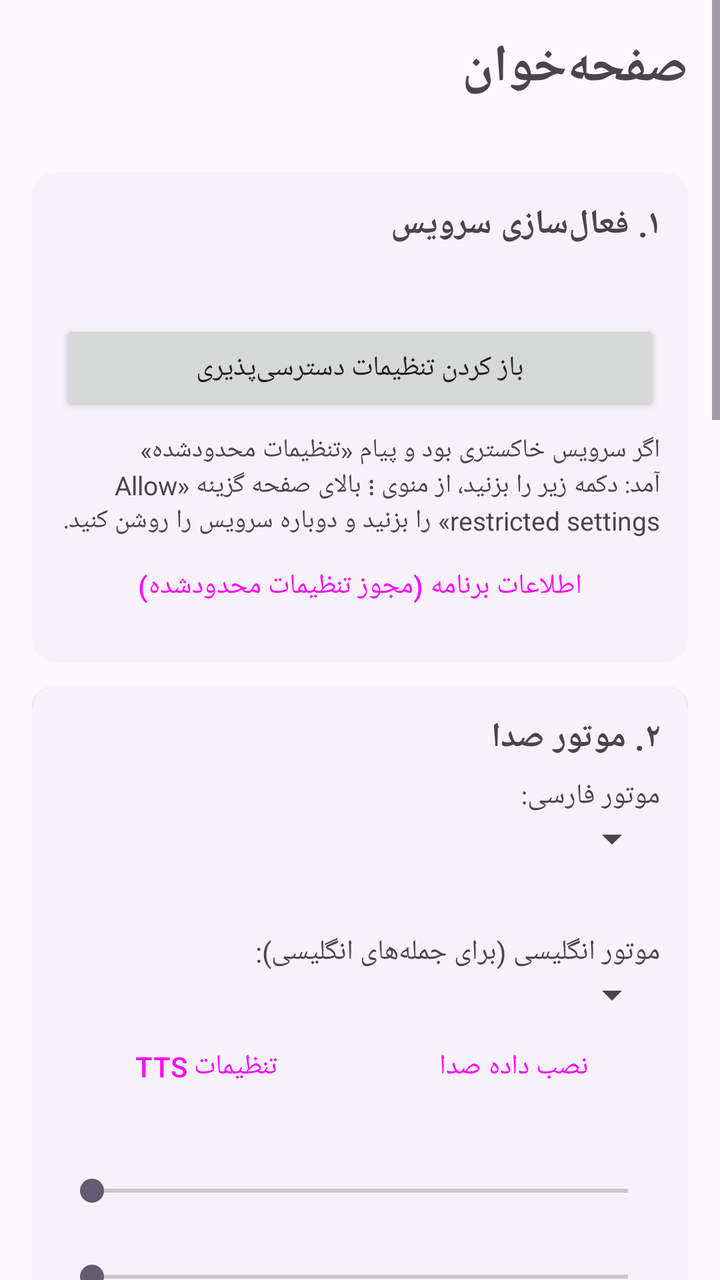
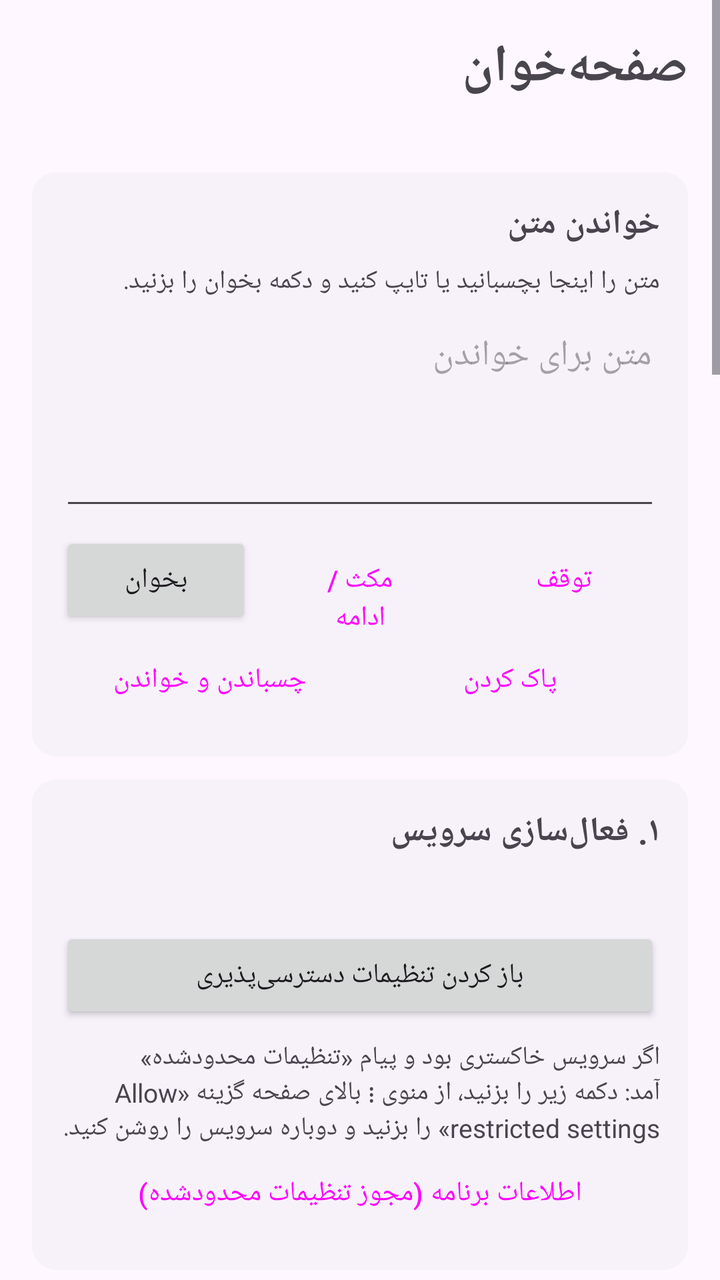

Compare the two renders of this Android layout. The source of the first and the diff that turns it into the second are given below.
<!-- AndroidManifest.xml: application theme Theme.Reader -->
<!-- res/layout/activity_main.xml -->
<?xml version="1.0" encoding="utf-8"?>
<ScrollView xmlns:android="http://schemas.android.com/apk/res/android"
    android:layout_width="match_parent"
    android:layout_height="match_parent"
    android:fitsSystemWindows="true"
    android:layoutDirection="rtl">

    <LinearLayout
        android:layout_width="match_parent"
        android:layout_height="wrap_content"
        android:orientation="vertical"
        android:padding="16dp">

        <TextView
            android:layout_width="match_parent"
            android:layout_height="wrap_content"
            android:text="@string/app_name"
            android:textSize="26sp"
            android:textStyle="bold"
            android:paddingBottom="4dp" />

        <TextView
            android:id="@+id/tvVersion"
            android:layout_width="match_parent"
            android:layout_height="wrap_content"
            android:textSize="14sp"
            android:paddingBottom="12dp" />

        
        <com.google.android.material.card.MaterialCardView style="@style/Card">
            <LinearLayout style="@style/CardBody">
                <TextView style="@style/CardTitle" android:text="۱. فعال‌سازی سرویس" />
                <TextView android:id="@+id/tvService"
                    android:layout_width="match_parent" android:layout_height="wrap_content"
                    android:textSize="15sp" android:paddingBottom="8dp" />
                <Button android:id="@+id/btnAccessibility"
                    android:layout_width="match_parent" android:layout_height="wrap_content"
                    android:text="باز کردن تنظیمات دسترسی‌پذیری" />
                <TextView
                    android:layout_width="match_parent" android:layout_height="wrap_content"
                    android:textSize="13sp" android:paddingTop="8dp"
                    android:text="اگر سرویس خاکستری بود و پیام «تنظیمات محدودشده» آمد: دکمه زیر را بزنید، از منوی ⋮ بالای صفحه گزینه «Allow restricted settings» را بزنید و دوباره سرویس را روشن کنید." />
                <Button android:id="@+id/btnAppInfo"
                    style="@style/Widget.Material3.Button.OutlinedButton"
                    android:layout_width="match_parent" android:layout_height="wrap_content"
                    android:text="اطلاعات برنامه (مجوز تنظیمات محدودشده)" />
            </LinearLayout>
        </com.google.android.material.card.MaterialCardView>

        
        <com.google.android.material.card.MaterialCardView style="@style/Card">
            <LinearLayout style="@style/CardBody">
                <TextView style="@style/CardTitle" android:text="۲. موتور صدا" />
                <TextView android:layout_width="match_parent" android:layout_height="wrap_content"
                    android:text="موتور فارسی:" android:textSize="14sp" />
                <Spinner android:id="@+id/spEngine"
                    android:layout_width="match_parent" android:layout_height="wrap_content" />
                <TextView android:id="@+id/tvLang"
                    android:layout_width="match_parent" android:layout_height="wrap_content"
                    android:textSize="14sp" android:paddingTop="6dp" android:paddingBottom="6dp" />
                <TextView android:layout_width="match_parent" android:layout_height="wrap_content"
                    android:text="موتور انگلیسی (برای جمله‌های انگلیسی):" android:textSize="14sp"
                    android:paddingTop="4dp" />
                <Spinner android:id="@+id/spEngineEn"
                    android:layout_width="match_parent" android:layout_height="wrap_content"
                    android:paddingBottom="6dp" />
                <LinearLayout android:layout_width="match_parent" android:layout_height="wrap_content"
                    android:orientation="horizontal">
                    <Button android:id="@+id/btnTtsSettings"
                        style="@style/Widget.Material3.Button.OutlinedButton"
                        android:layout_width="0dp" android:layout_weight="1"
                        android:layout_height="wrap_content" android:text="تنظیمات TTS" />
                    <Button android:id="@+id/btnInstallVoice"
                        style="@style/Widget.Material3.Button.OutlinedButton"
                        android:layout_width="0dp" android:layout_weight="1"
                        android:layout_marginStart="8dp"
                        android:layout_height="wrap_content" android:text="نصب داده صدا" />
                </LinearLayout>
                <TextView android:id="@+id/tvRate"
                    android:layout_width="match_parent" android:layout_height="wrap_content"
                    android:paddingTop="10dp" />
                <SeekBar android:id="@+id/sbRate"
                    android:layout_width="match_parent" android:layout_height="wrap_content"
                    android:max="30" />
                <TextView android:id="@+id/tvPitch"
                    android:layout_width="match_parent" android:layout_height="wrap_content"
                    android:paddingTop="6dp" />
                <SeekBar android:id="@+id/sbPitch"
                    android:layout_width="match_parent" android:layout_height="wrap_content"
                    android:max="30" />
            </LinearLayout>
        </com.google.android.material.card.MaterialCardView>

        
        <com.google.android.material.card.MaterialCardView style="@style/Card">
            <LinearLayout style="@style/CardBody">
                <TextView style="@style/CardTitle" android:text="صدای ابری (Gemini TTS)" />
                <com.google.android.material.materialswitch.MaterialSwitch android:id="@+id/swCloud"
                    android:layout_width="match_parent" android:layout_height="wrap_content"
                    android:text="استفاده از صدای ابری به‌جای موتور گوشی" />
                <TextView
                    android:layout_width="match_parent" android:layout_height="wrap_content"
                    android:textSize="13sp" android:paddingTop="4dp" android:paddingBottom="6dp"
                    android:text="کیفیت خیلی طبیعی‌تر، ولی نیاز به اینترنت و کلید API از aistudio.google.com دارد و متن صفحه برای خوانده‌شدن به سرور گوگل فرستاده می‌شود." />
                <EditText android:id="@+id/etApiKey"
                    android:layout_width="match_parent" android:layout_height="wrap_content"
                    android:hint="کلید API" android:inputType="textPassword"
                    android:layoutDirection="ltr" android:textDirection="ltr" />
                <TextView android:layout_width="match_parent" android:layout_height="wrap_content"
                    android:text="صدا:" android:textSize="14sp" android:paddingTop="6dp" />
                <Spinner android:id="@+id/spVoice"
                    android:layout_width="match_parent" android:layout_height="wrap_content" />
                <EditText android:id="@+id/etModel"
                    android:layout_width="match_parent" android:layout_height="wrap_content"
                    android:hint="نام مدل" android:inputType="text"
                    android:layoutDirection="ltr" android:textDirection="ltr" />
                <EditText android:id="@+id/etStyle"
                    android:layout_width="match_parent" android:layout_height="wrap_content"
                    android:hint="لحن خواندن (اختیاری)" android:inputType="textMultiLine" />
            </LinearLayout>
        </com.google.android.material.card.MaterialCardView>

        
        <com.google.android.material.card.MaterialCardView style="@style/Card">
            <LinearLayout style="@style/CardBody">
                <TextView style="@style/CardTitle" android:text="۳. زبان تشخیص متن از تصویر (🔍)" />
                <RadioGroup android:id="@+id/rgOcr"
                    android:layout_width="match_parent" android:layout_height="wrap_content">
                    <RadioButton android:id="@+id/rbFas"
                        android:layout_width="wrap_content" android:layout_height="wrap_content"
                        android:text="فقط فارسی (سریع‌تر)" />
                    <RadioButton android:id="@+id/rbFasEng"
                        android:layout_width="wrap_content" android:layout_height="wrap_content"
                        android:text="فارسی + انگلیسی" />
                    <RadioButton android:id="@+id/rbEng"
                        android:layout_width="wrap_content" android:layout_height="wrap_content"
                        android:text="فقط انگلیسی" />
                </RadioGroup>
            </LinearLayout>
        </com.google.android.material.card.MaterialCardView>

        
        <com.google.android.material.card.MaterialCardView style="@style/Card">
            <LinearLayout style="@style/CardBody">
                <TextView style="@style/CardTitle" android:text="۴. گزینه‌ها" />
                <com.google.android.material.materialswitch.MaterialSwitch android:id="@+id/swPanel"
                    android:layout_width="match_parent" android:layout_height="wrap_content"
                    android:text="نمایش دکمه شناور" />
                <com.google.android.material.materialswitch.MaterialSwitch android:id="@+id/swContinuous"
                    android:layout_width="match_parent" android:layout_height="wrap_content"
                    android:text="خواندن پیوسته (اسکرول خودکار تا انتهای صفحه/کتاب)" />
                <com.google.android.material.materialswitch.MaterialSwitch android:id="@+id/swSkipButtons"
                    android:layout_width="match_parent" android:layout_height="wrap_content"
                    android:text="نخواندن دکمه‌ها و آیکون‌ها" />
                <com.google.android.material.materialswitch.MaterialSwitch android:id="@+id/swAutoLang"
                    android:layout_width="match_parent" android:layout_height="wrap_content"
                    android:text="جمله‌های انگلیسی با صدای انگلیسی" />
            </LinearLayout>
        </com.google.android.material.card.MaterialCardView>

        
        <com.google.android.material.card.MaterialCardView style="@style/Card">
            <LinearLayout style="@style/CardBody">
                <TextView style="@style/CardTitle" android:text="۵. آزمایش صدا" />
                <EditText android:id="@+id/etTest"
                    android:layout_width="match_parent" android:layout_height="wrap_content"
                    android:minLines="3" android:gravity="top|start"
                    android:inputType="textMultiLine"
                    android:text="سلام. این یک متن آزمایشی است. قیمت طلا امروز افزایش یافت. The market opened higher today." />
                <LinearLayout android:layout_width="match_parent" android:layout_height="wrap_content"
                    android:orientation="horizontal">
                    <Button android:id="@+id/btnSpeak"
                        android:layout_width="0dp" android:layout_weight="1"
                        android:layout_height="wrap_content" android:text="بخوان" />
                    <Button android:id="@+id/btnStop"
                        style="@style/Widget.Material3.Button.OutlinedButton"
                        android:layout_width="0dp" android:layout_weight="1"
                        android:layout_marginStart="8dp"
                        android:layout_height="wrap_content" android:text="توقف" />
                </LinearLayout>
            </LinearLayout>
        </com.google.android.material.card.MaterialCardView>

        <TextView
            android:layout_width="match_parent"
            android:layout_height="wrap_content"
            android:textSize="13sp"
            android:paddingTop="8dp"
            android:lineSpacingExtra="4dp"
            android:text="راهنمای دکمه شناور:\n🔊 باز/بسته کردن منو (با کشیدن جابه‌جا می‌شود)\n📖 خواندن متن صفحه (وب، پیام‌رسان، اخبار، PDF)\n🔍 تشخیص متن از تصویر صفحه (PDF اسکن‌شده، عکس، کتاب تصویری)\n⏸ مکث / ادامه     ⏪ ⏩ جمله قبل / بعد\n⏭ صفحه بعد     ⏹ توقف\n\nهمچنین: هر متنی را در هر اپی انتخاب کنید و از منو «بلند بخوان» را بزنید." />
    </LinearLayout>
</ScrollView>
<!-- resources referenced by this layout -->
<resources>
  <string name="app_name">صفحه‌خوان</string>
  <style name="Card" parent="Widget.Material3.CardView.Elevated">
          <item name="android:layout_width">match_parent</item>
          <item name="android:layout_height">wrap_content</item>
          <item name="android:layout_marginBottom">12dp</item>
      </style>
  <style name="CardBody">
          <item name="android:layout_width">match_parent</item>
          <item name="android:layout_height">wrap_content</item>
          <item name="android:orientation">vertical</item>
          <item name="android:padding">14dp</item>
      </style>
  <style name="CardTitle">
          <item name="android:layout_width">match_parent</item>
          <item name="android:layout_height">wrap_content</item>
          <item name="android:textSize">17sp</item>
          <item name="android:textStyle">bold</item>
          <item name="android:paddingBottom">8dp</item>
      </style>
  <style name="Theme.Reader" parent="Theme.Material3.DayNight.NoActionBar">
          <item name="colorPrimary">@color/brand</item>
      </style>
  <color name="brand">#1E6B5C</color>
</resources>

<!-- the commit's change to res/layout/activity_main.xml (unified diff, before → after) -->
@@ -29,6 +29,49 @@
         
         <com.google.android.material.card.MaterialCardView style="@style/Card">
             <LinearLayout style="@style/CardBody">
+                <TextView style="@style/CardTitle" android:text="خواندن متن" />
+                <TextView
+                    android:layout_width="match_parent" android:layout_height="wrap_content"
+                    android:textSize="13sp" android:paddingBottom="6dp"
+                    android:text="متن را اینجا بچسبانید یا تایپ کنید و دکمه بخوان را بزنید." />
+                <EditText android:id="@+id/etTest"
+                    android:layout_width="match_parent" android:layout_height="wrap_content"
+                    android:minLines="4" android:maxLines="12" android:gravity="top|start"
+                    android:hint="متن برای خواندن"
+                    android:inputType="textMultiLine" />
+                <LinearLayout android:layout_width="match_parent" android:layout_height="wrap_content"
+                    android:orientation="horizontal" android:paddingTop="6dp">
+                    <Button android:id="@+id/btnSpeak"
+                        android:layout_width="0dp" android:layout_weight="1"
+                        android:layout_height="wrap_content" android:text="بخوان" />
+                    <Button android:id="@+id/btnPause"
+                        style="@style/Widget.Material3.Button.OutlinedButton"
+                        android:layout_width="0dp" android:layout_weight="1"
+                        android:layout_marginStart="6dp"
+                        android:layout_height="wrap_content" android:text="مکث / ادامه" />
+                    <Button android:id="@+id/btnStop"
+                        style="@style/Widget.Material3.Button.OutlinedButton"
+                        android:layout_width="0dp" android:layout_weight="1"
+                        android:layout_marginStart="6dp"
+                        android:layout_height="wrap_content" android:text="توقف" />
+                </LinearLayout>
+                <LinearLayout android:layout_width="match_parent" android:layout_height="wrap_content"
+                    android:orientation="horizontal">
+                    <Button android:id="@+id/btnPaste"
+                        style="@style/Widget.Material3.Button.TextButton"
+                        android:layout_width="0dp" android:layout_weight="1"
+                        android:layout_height="wrap_content" android:text="چسباندن و خواندن" />
+                    <Button android:id="@+id/btnClear"
+                        style="@style/Widget.Material3.Button.TextButton"
+                        android:layout_width="0dp" android:layout_weight="1"
+                        android:layout_height="wrap_content" android:text="پاک کردن" />
+                </LinearLayout>
+            </LinearLayout>
+        </com.google.android.material.card.MaterialCardView>
+
+        
+        <com.google.android.material.card.MaterialCardView style="@style/Card">
+            <LinearLayout style="@style/CardBody">
                 <TextView style="@style/CardTitle" android:text="۱. فعال‌سازی سرویس" />
                 <TextView android:id="@+id/tvService"
                     android:layout_width="match_parent" android:layout_height="wrap_content"
@@ -117,6 +160,10 @@
                 <EditText android:id="@+id/etStyle"
                     android:layout_width="match_parent" android:layout_height="wrap_content"
                     android:hint="لحن خواندن (اختیاری)" android:inputType="textMultiLine" />
+                <Button android:id="@+id/btnTestCloud"
+                    android:layout_width="match_parent" android:layout_height="wrap_content"
+                    android:layout_marginTop="8dp"
+                    android:text="آزمایش اتصال ابری" />
             </LinearLayout>
         </com.google.android.material.card.MaterialCardView>
 
@@ -158,35 +205,12 @@
             </LinearLayout>
         </com.google.android.material.card.MaterialCardView>
 
-        
-        <com.google.android.material.card.MaterialCardView style="@style/Card">
-            <LinearLayout style="@style/CardBody">
-                <TextView style="@style/CardTitle" android:text="۵. آزمایش صدا" />
-                <EditText android:id="@+id/etTest"
-                    android:layout_width="match_parent" android:layout_height="wrap_content"
-                    android:minLines="3" android:gravity="top|start"
-                    android:inputType="textMultiLine"
-                    android:text="سلام. این یک متن آزمایشی است. قیمت طلا امروز افزایش یافت. The market opened higher today." />
-                <LinearLayout android:layout_width="match_parent" android:layout_height="wrap_content"
-                    android:orientation="horizontal">
-                    <Button android:id="@+id/btnSpeak"
-                        android:layout_width="0dp" android:layout_weight="1"
-                        android:layout_height="wrap_content" android:text="بخوان" />
-                    <Button android:id="@+id/btnStop"
-                        style="@style/Widget.Material3.Button.OutlinedButton"
-                        android:layout_width="0dp" android:layout_weight="1"
-                        android:layout_marginStart="8dp"
-                        android:layout_height="wrap_content" android:text="توقف" />
-                </LinearLayout>
-            </LinearLayout>
-        </com.google.android.material.card.MaterialCardView>
-
         <TextView
             android:layout_width="match_parent"
             android:layout_height="wrap_content"
             android:textSize="13sp"
             android:paddingTop="8dp"
             android:lineSpacingExtra="4dp"
-            android:text="راهنمای دکمه شناور:\n🔊 باز/بسته کردن منو (با کشیدن جابه‌جا می‌شود)\n📖 خواندن متن صفحه (وب، پیام‌رسان، اخبار، PDF)\n🔍 تشخیص متن از تصویر صفحه (PDF اسکن‌شده، عکس، کتاب تصویری)\n⏸ مکث / ادامه     ⏪ ⏩ جمله قبل / بعد\n⏭ صفحه بعد     ⏹ توقف\n\nهمچنین: هر متنی را در هر اپی انتخاب کنید و از منو «بلند بخوان» را بزنید." />
+            android:text="راهنمای دکمه شناور:\n🔊 باز/بسته کردن منو (با کشیدن جابه‌جا می‌شود)\n📖 خواندن متن صفحه (وب، پیام‌رسان، اخبار، PDF)\n🔍 تشخیص متن از تصویر صفحه (PDF اسکن‌شده، عکس، کتاب تصویری)\n⏸ مکث / ادامه     ⏪ ⏩ جمله قبل / بعد\n⏭ صفحه بعد     ⏹ توقف\n📋 خواندن متن کپی‌شده\n\nخواندن متن انتخاب‌شده: در هر اپی متن را انتخاب کنید، در منوی ظاهرشده (در صورت نیاز از ⋮) گزینه «بلند بخوان» را بزنید.\n\nخواندن متن کپی‌شده: دکمه 📋 روی منوی شناور، یا کادر «خواندن متن» در همین صفحه." />
     </LinearLayout>
 </ScrollView>
